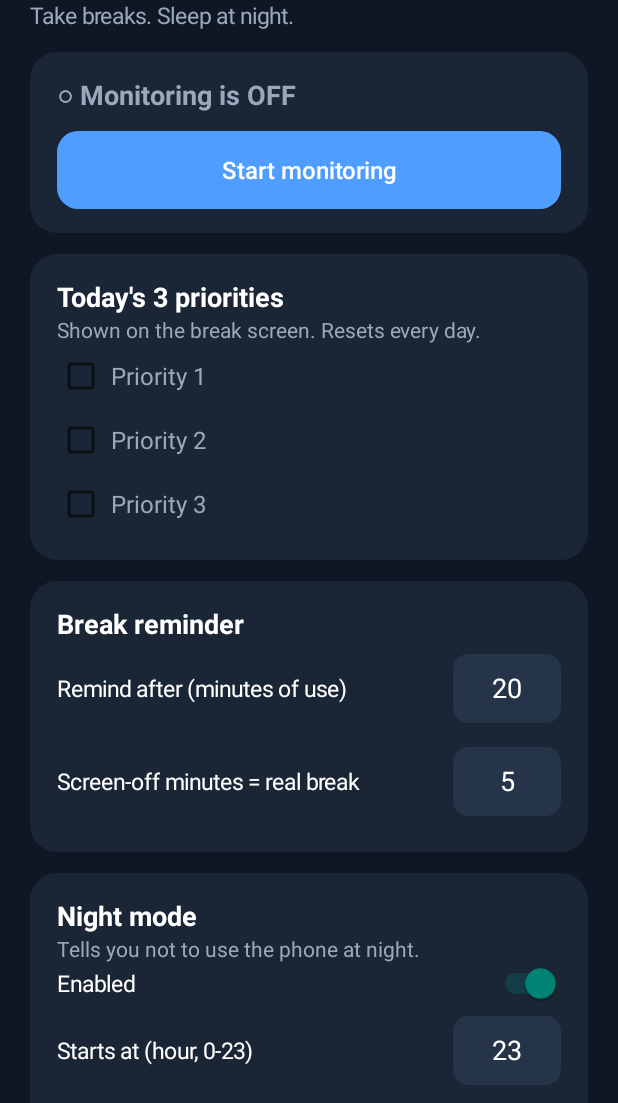
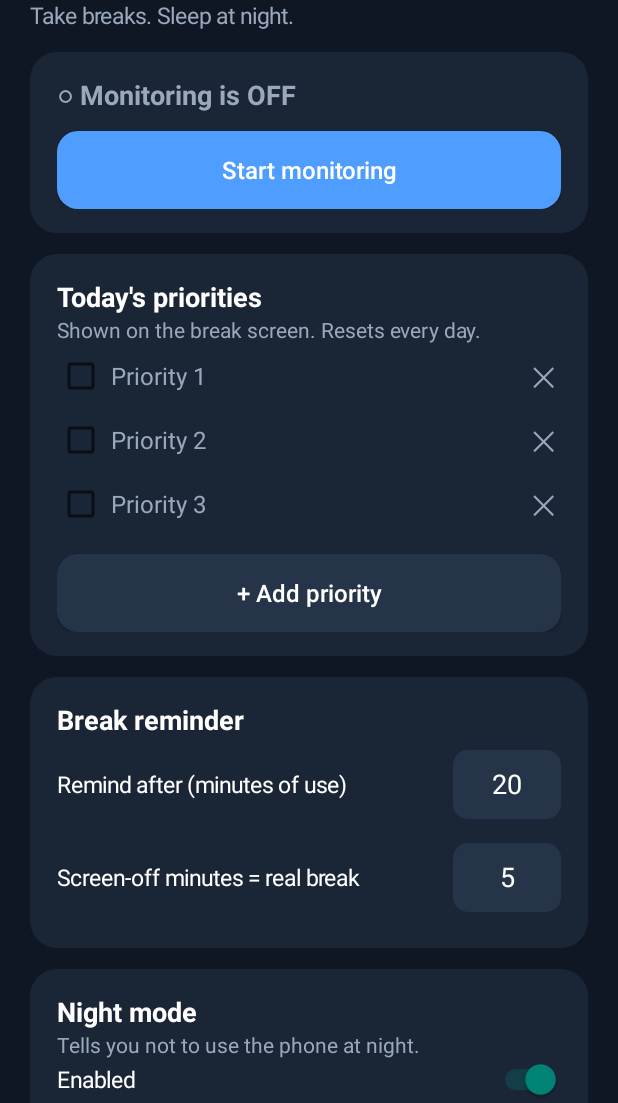
Before and after one commit to usb10-ai/usb10-ai.github.io, an Android app: the screen it shows after launch (MainActivity), on a phone screen of 412 x 824 dp, the part 133-1236 px from its top. Run offline under Robolectric (Android 15) with nearby library versions, the phone set to English and light mode, and no system bars.

Commit message:
Phone Limiter: growable priority list with delete, strike through done items
Co-Authored-By: Claude Sonnet 5.5 <noreply@anthropic.com>
Claude-Session: https://claude.ai/code/session_0154ChAQaAiJYFNwnJMK3tmP

```diff
--- a/phone-limiter/app/src/main/java/com/example/phonelimiter/BreakView.kt
+++ b/phone-limiter/app/src/main/java/com/example/phonelimiter/BreakView.kt
@@ -15,9 +15,10 @@ object BreakView {
         if (pending.isEmpty()) return
         root.addView(Ui.text(c, "Instead, do your priorities:", 14f, Ui.MUTED)
             .apply { gravity = Gravity.CENTER; setPadding(0, 0, 0, Ui.dp(c, 6)) })
-        pending.forEach {
+        pending.take(5).forEach {
             root.addView(Ui.text(c, "• $it", 17f).apply { gravity = Gravity.CENTER; setPadding(0, 0, 0, Ui.dp(c, 4)) })
         }
+        if (pending.size > 5) root.addView(Ui.text(c, "+ ${pending.size - 5} more", 14f, Ui.MUTED).apply { gravity = Gravity.CENTER })
         root.addView(android.view.View(c).apply { minimumHeight = Ui.dp(c, 12) })
     }
 
--- a/phone-limiter/app/src/main/java/com/example/phonelimiter/MainActivity.kt
+++ b/phone-limiter/app/src/main/java/com/example/phonelimiter/MainActivity.kt
@@ -4,6 +4,7 @@ import android.Manifest
 import android.app.Activity
 import android.content.Intent
 import android.graphics.Color
+import android.graphics.Paint
 import android.net.Uri
 import android.os.Bundle
 import android.provider.Settings
@@ -32,39 +33,55 @@ class MainActivity : Activity() {
         val hero = Ui.card(c).apply { addView(status); addView(toggle) }
         root.addView(hero)
 
-        // Today's 3 priorities
-        val boxes = ArrayList<CheckBox>(); val fields = ArrayList<EditText>()
-        val prio = Ui.card(c).apply {
-            addView(Ui.text(c, "Today's 3 priorities", 18f, bold = true))
-            addView(Ui.text(c, "Shown on the break screen. Resets every day.", 14f, Ui.MUTED))
+        // Today's priorities: add as many as needed; ticked ones are struck out
+        val prio = Ui.card(c)
+        prio.addView(Ui.text(c, "Today's priorities", 18f, bold = true))
+        prio.addView(Ui.text(c, "Shown on the break screen. Resets every day.", 14f, Ui.MUTED))
+        val list = LinearLayout(c).apply { orientation = LinearLayout.VERTICAL }
+        prio.addView(list)
+        fun strike(field: EditText, done: Boolean) {
+            field.paintFlags = if (done) field.paintFlags or Paint.STRIKE_THRU_TEXT_FLAG
+                               else field.paintFlags and Paint.STRIKE_THRU_TEXT_FLAG.inv()
+            field.setTextColor(if (done) Ui.MUTED else Color.WHITE)
         }
-        for (i in 0..2) {
-            val box = CheckBox(c).apply {
-                isChecked = Prefs.taskDone(c, i)
-                setOnCheckedChangeListener { _, v -> Prefs.setDone(c, i, v) }
-            }
+        lateinit var refreshTasks: () -> Unit
+        refreshTasks = {
+            list.removeAllViews()
+            for (i in 0 until Prefs.taskCount(c)) {
                 val field = EditText(c).apply {
                     hint = "Priority ${i + 1}"; setText(Prefs.taskText(c, i)); textSize = 16f
-                setTextColor(Color.WHITE); setHintTextColor(Ui.MUTED); setSingleLine(true); background = null
+                    setHintTextColor(Ui.MUTED); setSingleLine(true); background = null
                     addTextChangedListener(object : android.text.TextWatcher {
                         override fun beforeTextChanged(s: CharSequence?, a: Int, b: Int, c2: Int) {}
                         override fun onTextChanged(s: CharSequence?, a: Int, b: Int, c2: Int) {}
                         override fun afterTextChanged(s: android.text.Editable?) { Prefs.setTask(c, i, s.toString()) }
                     })
                 }
-            boxes.add(box); fields.add(field)
-            prio.addView(LinearLayout(c).apply {
+                val box = CheckBox(c).apply {
+                    isChecked = Prefs.taskDone(c, i)
+                    setOnCheckedChangeListener { _, v -> Prefs.setDone(c, i, v); strike(field, v) }
+                }
+                strike(field, box.isChecked)
+                val del = TextView(c).apply {
+                    text = "✕"; textSize = 18f; setTextColor(Ui.MUTED)
+                    setPadding(Ui.dp(c, 12), Ui.dp(c, 8), Ui.dp(c, 4), Ui.dp(c, 8))
+                    setOnClickListener { Prefs.removeTask(c, i); refreshTasks() }
+                }
+                list.addView(LinearLayout(c).apply {
                     gravity = android.view.Gravity.CENTER_VERTICAL
                     addView(box)
                     addView(field, LinearLayout.LayoutParams(0, ViewGroup.LayoutParams.WRAP_CONTENT, 1f))
+                    addView(del)
                 })
             }
-        fun refreshTasks() { // pick up the daily reset
-            for (i in 0..2) {
-                if (fields[i].text.toString() != Prefs.taskText(c, i)) fields[i].setText(Prefs.taskText(c, i))
-                if (boxes[i].isChecked != Prefs.taskDone(c, i)) boxes[i].isChecked = Prefs.taskDone(c, i)
         }
+        refreshTasks()
+        prio.addView(Ui.button(c, "+ Add priority", Color.parseColor("#263449")).apply {
+            setOnClickListener {
+                if (Prefs.taskCount(c) < Prefs.MAX_TASKS) { Prefs.setTaskCount(c, Prefs.taskCount(c) + 1); refreshTasks() }
+                else Toast.makeText(c, "Maximum ${Prefs.MAX_TASKS} priorities", Toast.LENGTH_SHORT).show()
             }
+        })
         root.addView(prio)
 
         // Break reminder settings
--- a/phone-limiter/app/src/main/java/com/example/phonelimiter/Prefs.kt
+++ b/phone-limiter/app/src/main/java/com/example/phonelimiter/Prefs.kt
@@ -19,17 +19,33 @@ object Prefs {
 
     // ---- Today's 3 priorities (reset automatically each new day) ----
     private fun today() = java.text.SimpleDateFormat("yyyy-MM-dd", java.util.Locale.US).format(java.util.Date())
+    const val MAX_TASKS = 10
     private fun rollover(c: Context) {
         if (sp(c).getString("tasksDate", "") != today()) {
-            val e = sp(c).edit().putString("tasksDate", today())
-            for (i in 0..2) e.remove("task$i").remove("done$i")
+            val e = sp(c).edit().putString("tasksDate", today()).remove("taskCount")
+            for (i in 0 until MAX_TASKS) e.remove("task$i").remove("done$i")
             e.apply()
         }
     }
+    fun taskCount(c: Context): Int { rollover(c); return sp(c).getInt("taskCount", 3).coerceIn(1, MAX_TASKS) }
+    fun setTaskCount(c: Context, n: Int) { rollover(c); sp(c).edit().putInt("taskCount", n.coerceIn(1, MAX_TASKS)).apply() }
     fun taskText(c: Context, i: Int): String { rollover(c); return sp(c).getString("task$i", "") ?: "" }
     fun taskDone(c: Context, i: Int): Boolean { rollover(c); return sp(c).getBoolean("done$i", false) }
     fun setTask(c: Context, i: Int, text: String) { rollover(c); sp(c).edit().putString("task$i", text).apply() }
     fun setDone(c: Context, i: Int, done: Boolean) { rollover(c); sp(c).edit().putBoolean("done$i", done).apply() }
+
+    /** Deletes row [i]; later rows move up. The list never drops below one row. */
+    fun removeTask(c: Context, i: Int) {
+        val n = taskCount(c)
+        val e = sp(c).edit()
+        for (j in i until n - 1) {
+            e.putString("task$j", taskText(c, j + 1)).putBoolean("done$j", taskDone(c, j + 1))
+        }
+        e.remove("task${n - 1}").remove("done${n - 1}")
+        if (n > 1) e.putInt("taskCount", n - 1)
+        e.apply()
+    }
+
     fun pendingTasks(c: Context): List<String> =
-        (0..2).filter { taskText(c, it).isNotBlank() && !taskDone(c, it) }.map { taskText(c, it).trim() }
+        (0 until taskCount(c)).filter { taskText(c, it).isNotBlank() && !taskDone(c, it) }.map { taskText(c, it).trim() }
 }
```
Lines whose indentation alone changed are shown as unchanged.
